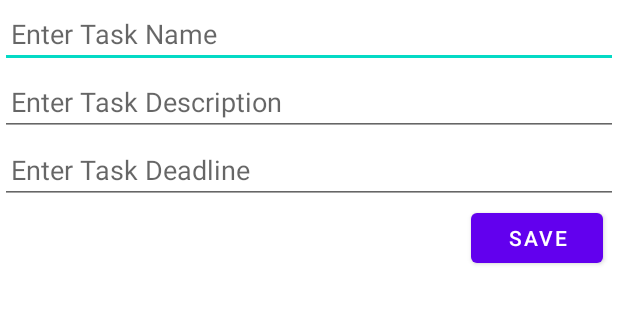
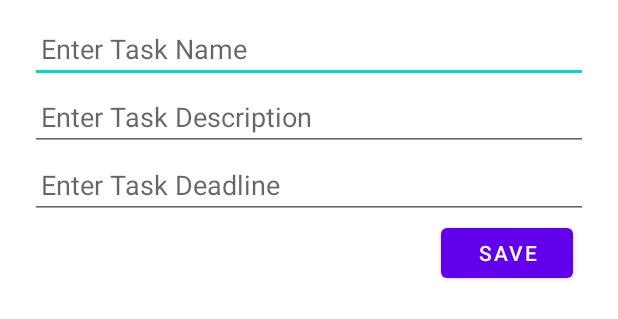
Before and after one commit to weenleen/TamaGoDoWork, an Android app: the layout add_new_task_frag.xml on its own in the app's theme, with its tools: preview values and no code run, on a phone screen of 412 x 824 dp. Shown: the top 319 px of the screen. Run offline under Robolectric (Android 15) with nearby library versions, the phone set to English and light mode, and no system bars.

```diff
--- a/app/src/main/res/layout/add_new_task_frag.xml
+++ b/app/src/main/res/layout/add_new_task_frag.xml
@@ -1,21 +1,26 @@
 <?xml version="1.0" encoding="utf-8"?>
 <RelativeLayout xmlns:android="http://schemas.android.com/apk/res/android"
     android:layout_width="match_parent"
-    android:layout_height="match_parent">
+    android:layout_height="match_parent"
+    android:background="@color/white"
+    android:paddingLeft="20dp"
+    android:paddingRight="20dp"
+    android:paddingTop="10dp"
+    android:paddingBottom="10dp" >
 
     <EditText
         android:layout_width="match_parent"
         android:layout_height="wrap_content"
-        android:id='@+id/taskName'
+        android:id='@+id/editName'
         android:hint="Enter Task Name"
         android:paddingStart="7dp"
         android:paddingEnd="7dp"/>
 
     <EditText
-        android:id='@+id/taskDesc'
+        android:id='@+id/editDesc'
         android:layout_width="match_parent"
         android:layout_height="wrap_content"
-        android:layout_below="@id/taskName"
+        android:layout_below="@id/editName"
         android:hint="Enter Task Description"
         android:paddingStart="7dp"
         android:paddingEnd="7dp" />
@@ -24,7 +29,7 @@
         android:id='@+id/taskDeadline'
         android:layout_width="match_parent"
         android:layout_height="wrap_content"
-        android:layout_below="@id/taskDesc"
+        android:layout_below="@id/editDesc"
         android:hint="Enter Task Deadline"
         android:paddingStart="7dp"
         android:paddingEnd="7dp" />
@@ -39,5 +44,4 @@
         android:layout_marginEnd="10dp"
         android:layout_marginBottom="5dp"/>
 
-
 </RelativeLayout>
--- a/app/src/main/res/layout/task_item.xml
+++ b/app/src/main/res/layout/task_item.xml
@@ -6,7 +6,9 @@
     android:paddingLeft="20dp"
     android:paddingRight="20dp"
     android:paddingTop="10dp"
-    android:paddingBottom="10dp" >
+    android:paddingBottom="10dp"
+    android:background="@drawable/bg_task_item"
+    android:layout_marginBottom="20dp" >
 
     <!-- Name and Desc -->
     <LinearLayout
```
Also changed, not shown: app/src/main/java/com/example/tamagodowork/MainActivity.java (+8 -8 lines), app/src/main/java/com/example/tamagodowork/TaskListFrag.java (+11 -0 lines), app/src/main/res/drawable/bg_task_item.xml (added, +10 -0 lines), app/src/main/res/layout/activity_main.xml (+0 -13 lines), app/src/main/res/layout/task_list_frag.xml (+16 -1 lines).
